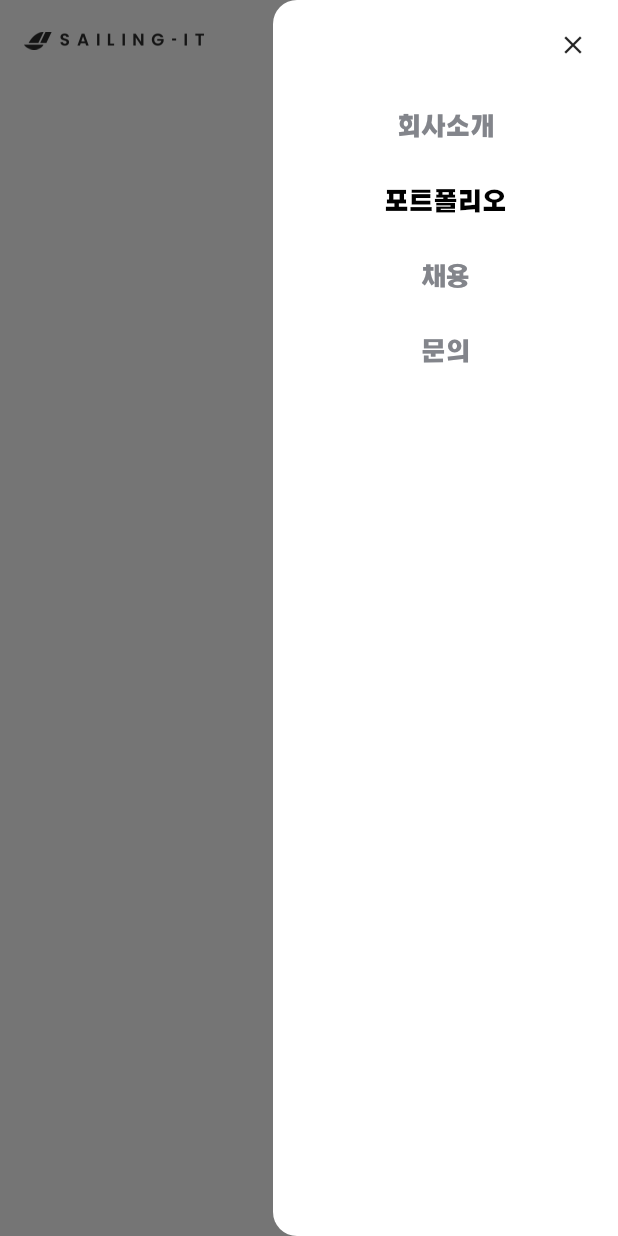
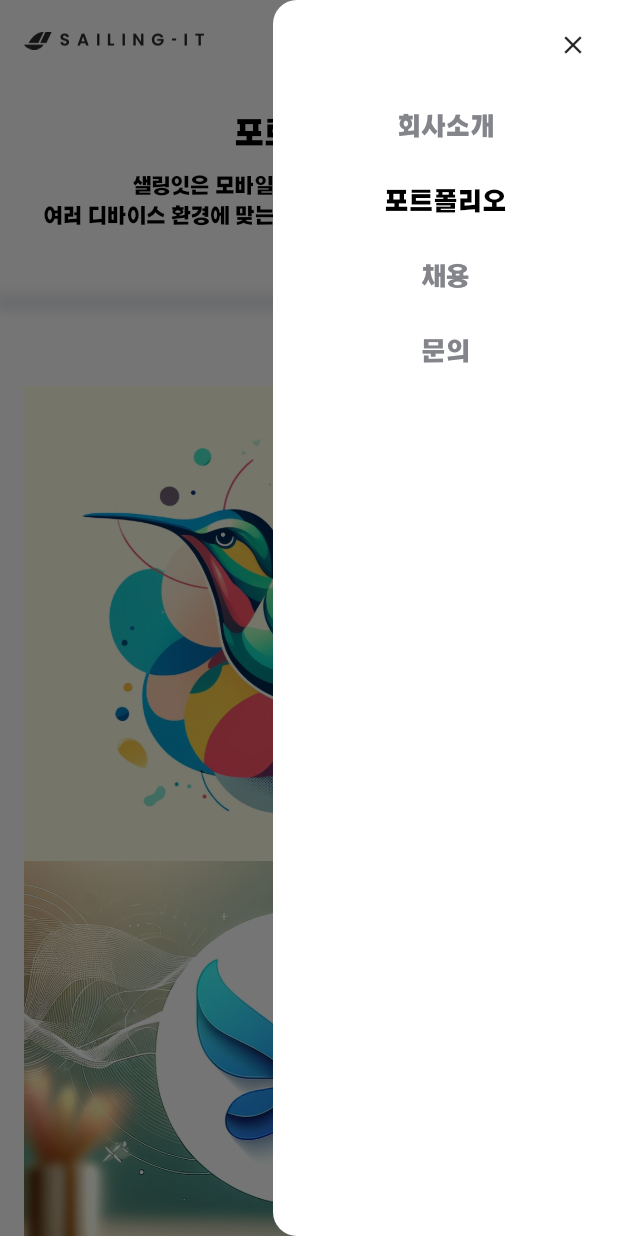
Before and after one commit to jjhwnn/flutter_web, a Flutter app: the PortfolioScreen screen opened by its route, with the side drawer open, on a phone screen of 412 x 824 dp. Run offline on Flutter 3.47's test engine with Material 3 defaults, Android fonts, the light colour scheme and no system bars; our stand-ins replace beamer.

Commit message:
create portfolio_detail_screen

```diff
--- a/lib/route_page.dart
+++ b/lib/route_page.dart
@@ -7,9 +7,14 @@ class RoutePage {
  static const portfolio = '/portfolio';
  static const recruit = '/recruit';
  static const question = '/question';
+ static const portfolioDetail = '/portfolio_detail';
 
  static movePage(BuildContext context, String routeName) {
   context.beamToNamed(routeName);
  }
 
+ static backPage(BuildContext context) {
+  context.beamBack();
+ }
+
 }
--- a/lib/screen/portfolio/portfolio_screen.dart
+++ b/lib/screen/portfolio/portfolio_screen.dart
@@ -1,7 +1,10 @@
-
 import 'package:flutter/material.dart';
-import 'package:flutter_web/widgets/menu/menu.dart';
-import 'package:flutter_web/widgets/page_drawer.dart';
+import 'package:flutter_web/route_page.dart';
+import 'package:flutter_web/util/asset_path.dart';
+import 'package:flutter_web/util/my_color.dart';
+import 'package:flutter_web/util/screen_padding.dart';
+import 'package:flutter_web/widgets/common_scaffold.dart';
+import 'package:flutter_web/widgets/header.dart';
 import 'package:flutter_web/widgets/screen_layout_builder.dart';
 
 class PortfolioScreen extends StatefulWidget {
@@ -12,18 +15,100 @@ class PortfolioScreen extends StatefulWidget {
 }
 
 class _PortfolioScreenState extends State<PortfolioScreen> {
+  var imageList = [
+    AssetPath.bird,
+    AssetPath.butterfly,
+    AssetPath.flutter,
+    AssetPath.office,
+    AssetPath.office_2,
+  ];
+
   @override
   Widget build(BuildContext context) {
-    return ScreenLayoutBuilder(myBuilder: (screenModel, web, tablet, mobile) {
-      return Scaffold(
-        endDrawer: PageDrawer(currentIndex: 1, tablet: tablet),
-        body: Column(
-          children: [
-            Menu(currentIndex: 1, screenModel: screenModel,),
-          ],
-        ),
-      );
-    },);
+    return ScreenLayoutBuilder(
+      myBuilder: (screenModel, web, tablet, mobile) {
+        var screenWidth = MediaQuery.of(context).size.width;
+        return CommonScaffold(
+            currentIndex: 1,
+            screenModel: screenModel,
+            horizontalPadding: ScreenPadding.get(web, screenWidth),
+            children: [
+              Header(
+                title: '포트폴리오',
+                subTitle:
+                    '샐링잇은 모바일, 웹, 어드민 뿐만 아니라\n여러 디바이스 환경에 맞는 개발 환경과 디자인을 제안합니다.',
+                backgroundImage: '',
+                screenModel: screenModel,
+                titleColor: Colors.black,
+                subTitleColor: Colors.black,
+              ),
+              SizedBox(
+                width: screenWidth,
+                height: 1,
+                child: OverflowBox(
+                  maxWidth: screenWidth,
+                  maxHeight: 1,
+                  child: Container(
+                    width: screenWidth,
+                    height: 1,
+                    decoration: const BoxDecoration(boxShadow: [
+                      BoxShadow(
+                          color: MyColor.gray20,
+                          blurRadius: 7,
+                          spreadRadius: 3,
+                          offset: Offset(0, -5))
+                    ]),
+                  ),
+                ),
+              ),
+              const SizedBox(height: 50),
+              GridView.count(
+                physics: const NeverScrollableScrollPhysics(),
+                crossAxisCount: web ? 2 : 1,
+                shrinkWrap: true,
+                // 이미지 사이즈만큼만 렌더링에서 계산되는 이미지 혹은 이 아래 있는 위젯들의 사이즈 만큼만 스크롤을 그림
+                childAspectRatio: 1.2,
+                children: List.generate(
+                  imageList.length,
+                  (index) {
+                    return InkWell(
+                      onTap: () {
+                        RoutePage.movePage(context, RoutePage.portfolioDetail);
+                      },
+                      child: Image.asset(
+                        imageList[index],
+                        fit: BoxFit.cover,
+                      ),
+                    );
+                  },
+                ),
 
+                // [
+                //   Image.asset(
+                //     AssetPath.bird,
+                //     fit: BoxFit.cover,
+                //   ),
+                //   Image.asset(
+                //     AssetPath.butterfly,
+                //     fit: BoxFit.cover,
+                //   ),
+                //   Image.asset(
+                //     AssetPath.flutter,
+                //     fit: BoxFit.cover,
+                //   ),
+                //   Image.asset(
+                //     AssetPath.office,
+                //     fit: BoxFit.cover,
+                //   ),
+                //   Image.asset(
+                //     AssetPath.office_2,
+                //     fit: BoxFit.cover,
+                //   ),
+                // ],
+              ),
+              const SizedBox(height: 150),
+            ]);
+      },
+    );
   }
 }
--- a/lib/screen/recruit/widgets/recruit_card.dart
+++ b/lib/screen/recruit/widgets/recruit_card.dart
@@ -1,4 +1,3 @@
-import 'package:flutter/cupertino.dart';
 import 'package:flutter/material.dart';
 import 'package:flutter_web/util/asset_path.dart';
 import 'package:flutter_web/util/my_color.dart';
--- a/lib/util/menu_util.dart
+++ b/lib/util/menu_util.dart
@@ -21,6 +21,9 @@ class MenuUtil {
       case 3:
         routeName = RoutePage.question;
         break;
+      case 4:
+        routeName = RoutePage.portfolioDetail;
+        break;
     }
 
     RoutePage.movePage(context, routeName);
--- a/lib/widgets/header.dart
+++ b/lib/widgets/header.dart
@@ -8,6 +8,7 @@ class Header extends StatelessWidget {
     required this. subTitle,
     required this.backgroundImage,
     this.titleColor = Colors.white,
+    this.subTitleColor = Colors.white,
     required this.screenModel,
     super.key
   });
@@ -16,6 +17,7 @@ class Header extends StatelessWidget {
   final String subTitle;
   final String backgroundImage;
   final Color titleColor;
+  final Color subTitleColor;
   final ScreenModel screenModel;
 
   @override
@@ -59,10 +61,11 @@ class Header extends StatelessWidget {
                 ),
                 Text(
                   subTitle,
-                  style: TextUtil.get20(context, Colors.white).copyWith(
+                  style: TextUtil.get20(context, subTitleColor).copyWith(
                     fontWeight: subTitleFontWeight(),
                     fontSize: subTitleFontSize()
                   ),
+                  textAlign: TextAlign.center,
                 )
               ]
             ],
```
Also changed, not shown: lib/main.dart (+8 -0 lines), lib/screen/portfolio/portfolio_detail/portfolio_detail_screen.dart (added, +64 -0 lines), lib/widgets/custom_keyboard_listener.dart (+6 -3 lines).
